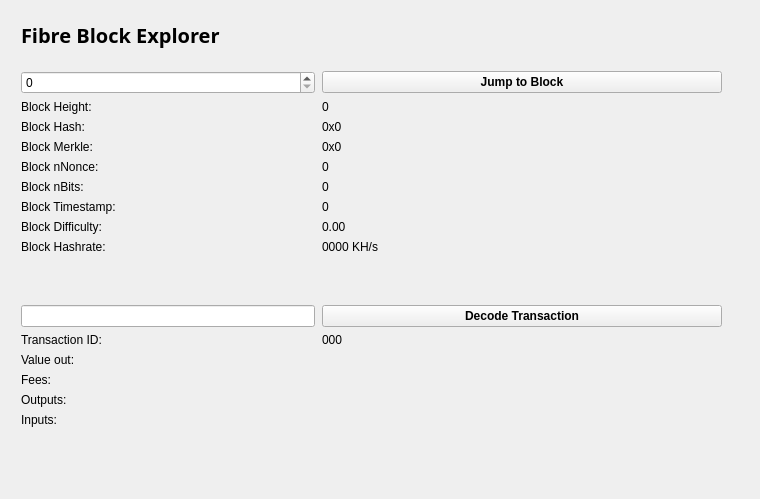
This is src/qt/forms/blockbrowser.ui in ocminer/fibre as Qt 5 draws it before an edit. The edited form follows.
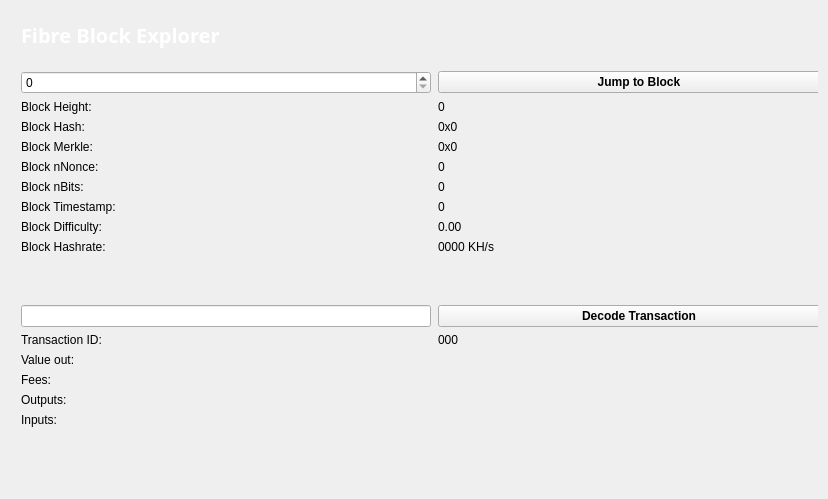
This is the edited form. Icons and pictures are not drawn.

Diff of the .ui file:
```diff
--- a/src/qt/forms/blockbrowser.ui
+++ b/src/qt/forms/blockbrowser.ui
@@ -12,7 +12,7 @@
    <rect>
     <x>0</x>
     <y>0</y>
-    <width>760</width>
+    <width>828</width>
     <height>499</height>
    </rect>
   </property>
@@ -34,6 +34,229 @@
   <property name="windowTitle">
    <string>Form</string>
   </property>
+  <property name="styleSheet">
+   <string notr="true">QProgressBar {
+        background-color: #333333;
+        border-radius: 6px;
+        text-align: center;
+        color: white;
+}
+
+QProgressBar::chunk {
+        background: QLinearGradient(x1: 0, y1: 0, x2: 1, y2: 0, stop: 0 #e86941, stop: 1 #e8694f);
+        border-radius: 6px; margin: 0px;
+}
+
+QScrollArea {
+        border-radius: 6px;
+        border-width: 0;
+        border-style: none;
+        padding: 8px;
+        background-color: #111;
+        color: white;
+}
+
+QSpinBox {
+        border-radius: 4px;
+        border-width: 0;
+        border-style: none;
+        padding: 8px;
+        background-color: #111;
+        color: white;
+}
+
+QCheckBox {
+        border-radius: 4px;
+        border-width: 0;
+        border-style: none;
+        padding: 8px;
+        background-color: #111;
+        color: white;
+}
+QVBoxLayout {
+        border-radius: 6px;
+        border-width: 0;
+        border-style: none;
+        padding: 8px;
+        background-color: #111;
+        color: white;
+}
+
+QDialog, QMainWindow, QFrame {
+	color: white;
+        background-color: #333333;
+	border: none;
+}
+
+
+QMenu {
+	background-color: #333333; color: white;
+}
+
+QLabel {
+	background-color: transparent;
+}
+
+QCheckBox {
+    color: white;
+}
+
+QFrame#central { background-color: #333333; border: none }
+QFrame#frame, QFrame#frame_2, QFrame#frame_3 {
+	background-color: #333333;
+	border-style: plain;
+	border-width: 20px;
+	border-radius: 20px;
+	border-color: #111;
+	min-width: 10em;
+	padding: 6px;
+}
+QLabel[openExternalLinks=true], QHeaderView { color: #aaaaaa }
+QLabel[openExternalLinks=false] { color: white; font-weight: normal }
+QPushButton, QToolButton {
+	border: 4px solid #111;
+	border-radius: 12px;
+	background-color: #111;
+	color: white;
+	padding: 6px;
+	margin: 6px;
+}
+QPushButton:pressed, QToolButton:checked {
+	color: #e86941;
+}
+QPushButton:pressed, QToolButton:pressed {
+	border-color: #e86941;
+	color: #aaaaaa;
+}
+QPushButton:disabled, QToolButton:disabled {
+	color: #444;
+	background-color: #222;
+}
+
+
+#scrollAreaWidgetContents QToolButton {
+	border-radius: 8px;
+	border-width: 0px;
+}
+
+/* the background-color is overridden to transparent for mac os x 
+   due to the entire toolbar area not being drawable in a regular
+   QMainWindow
+*/
+QToolBar { background: #333333; border: 0px solid black; padding: 3px; }
+
+QToolBar::handle { image: url(handle.png); }
+QStatusBar { background: #333333; }
+QMenuBar { background: #333333; }
+QMenuBar::item { background: #333333; color: white; }
+
+#scrollAreaWidgetContents { background: #222 }
+#scrollAreaWidgetContents &gt; QFrame { background-color: #222; border-width: 0px; border-style: none; }
+
+QLineEdit {
+	border-radius: 6px;
+	border-width: 2px;
+	border-color: #222;
+	padding: 8px;
+	background-color: #111;
+	color: white;
+}
+
+QComboBox {
+	border-radius: 6px;
+	border-width: 0;
+	border-style: none;
+	padding: 8px;
+	background-color: #111;
+	color: white;
+}
+
+QComboBox::drop-down {
+	border-width: 0;
+	border-style: none;
+	background-color: #111;
+	color: white;
+}
+
+QTableView {
+	background: #111;
+	color: white;
+	border-style: none;
+	selection-background-color: #aaaaaa;
+    alternate-background-color: #222;
+	selection-color: #111;
+	border: 0px solid black;
+}
+
+QHeaderView { color: #aaaaaa; background-color: #111; background-image: none; }
+QHeaderView::section { color: #aaaaaa; background-color: #222; }
+QHeaderView::section:checked { background-color: #111; }
+
+QTabWidget {
+	background: #111;
+}
+
+ QTabWidget::pane {
+     border-top: 2px solid #111;
+     border: 4px solid #111;
+     border-bottom-left-radius: 8px;
+     border-bottom-right-radius: 8px;
+     border-top-right-radius: 8px;
+	background: #111;
+ }
+
+ QTabWidget::tab-bar {
+     left: 5px; /* move to the right by 5px */
+ }
+
+ /* Style the tab using the tab sub-control. Note that
+     it reads QTabBar _not_ QTabWidget */
+ QTabBar::tab {
+     background: #111;
+     border: 4px solid #222;
+     border-bottom-color: #111; /* same as the pane color */
+     border-top-left-radius: 4px;
+     border-top-right-radius: 4px;
+     min-width: 8ex;
+     padding: 4px;
+     color: #888;
+ }
+
+ QTabBar::tab:selected, QTabBar::tab:hover {
+     color: #aaaaaa
+ }
+
+ QTabBar::tab:selected {
+     border-color: #111; /* same as pane color */
+     border-top-color: #aaaaaa;
+ }
+
+ QTabBar::tab:!selected {
+     margin-top: 2px; /* make non-selected tabs look smaller */
+ }
+
+ /* make use of negative margins for overlapping tabs */
+ QTabBar::tab:selected {
+     /* expand/overlap to the left and right by 4px */
+     margin-left: -4px;
+     margin-right: -4px;
+ }
+
+ QTabBar::tab:first:selected {
+     margin-left: 0; /* the first selected tab has nothing to overlap with on the left */
+ }
+
+ QTabBar::tab:last:selected {
+     margin-right: 0; /* the last selected tab has nothing to overlap with on the right */
+ }
+
+ QTabBar::tab:only-one {
+     margin: 0; /* if there is only one tab, we don't want overlapping margins */
+ }
+
+
+</string>
+  </property>
   <layout class="QGridLayout">
    <property name="sizeConstraint">
     <enum>QLayout::SetMaximumSize</enum>
@@ -70,7 +293,7 @@
           </font>
          </property>
          <property name="text">
-          <string>&lt;html&gt;&lt;head/&gt;&lt;body&gt;&lt;p&gt;&lt;span style=&quot; font-size:20px; font-weight:600; color:#000000;&quot;&gt;Fibre Block Explorer &lt;/span&gt;&lt;/p&gt;&lt;/body&gt;&lt;/html&gt;</string>
+          <string>&lt;html&gt;&lt;head/&gt;&lt;body&gt;&lt;p&gt;&lt;span style=&quot; font-size:20px; font-weight:600; color:#ffffff;&quot;&gt;Fibre Block Explorer &lt;/span&gt;&lt;/p&gt;&lt;/body&gt;&lt;/html&gt;</string>
          </property>
         </widget>
        </item>
@@ -94,7 +317,7 @@
        <rect>
         <x>0</x>
         <y>50</y>
-        <width>701</width>
+        <width>819</width>
         <height>400</height>
        </rect>
       </property>
@@ -377,11 +600,20 @@
        <item row="12" column="0">
         <widget class="QLineEdit" name="txBox">
          <property name="sizePolicy">
-          <sizepolicy hsizetype="Preferred" vsizetype="Fixed">
+          <sizepolicy hsizetype="Fixed" vsizetype="Fixed">
            <horstretch>0</horstretch>
            <verstretch>0</verstretch>
           </sizepolicy>
          </property>
+         <property name="minimumSize">
+          <size>
+           <width>410</width>
+           <height>0</height>
+          </size>
+         </property>
+         <property name="toolTip">
+          <string>&lt;html&gt;&lt;head/&gt;&lt;body&gt;&lt;p&gt;&lt;span style=&quot; font-size:10pt; font-weight:600;&quot;&gt;This entry will automatically be populated with the block hash. Or you can manually type the hash instead.&lt;/span&gt;&lt;/p&gt;&lt;/body&gt;&lt;/html&gt;</string>
+         </property>
          <property name="inputMask">
           <string comment="Transaction id" extracomment="Transaction id"/>
          </property>
```
Left out of the diff: 9 changed lines with no effect on the pictures.
